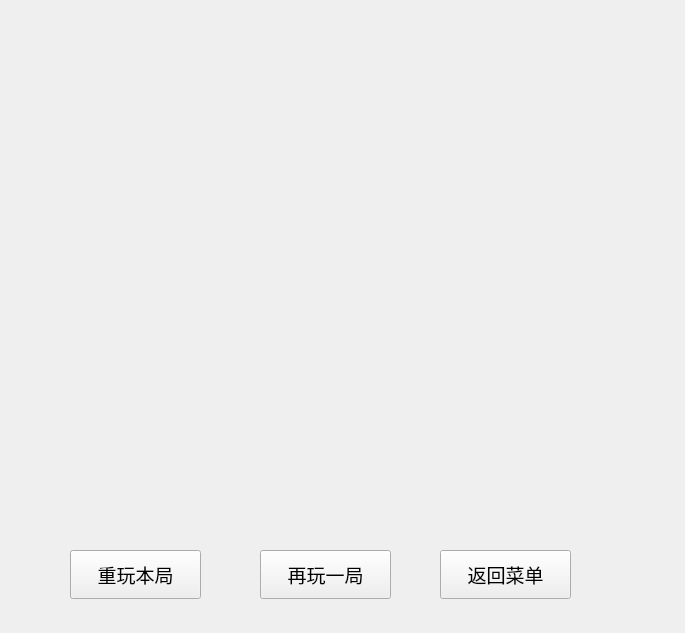
Old version of the form Minesweeper/theendwidget.ui in the repository AkibaSummer/Minesweeper.
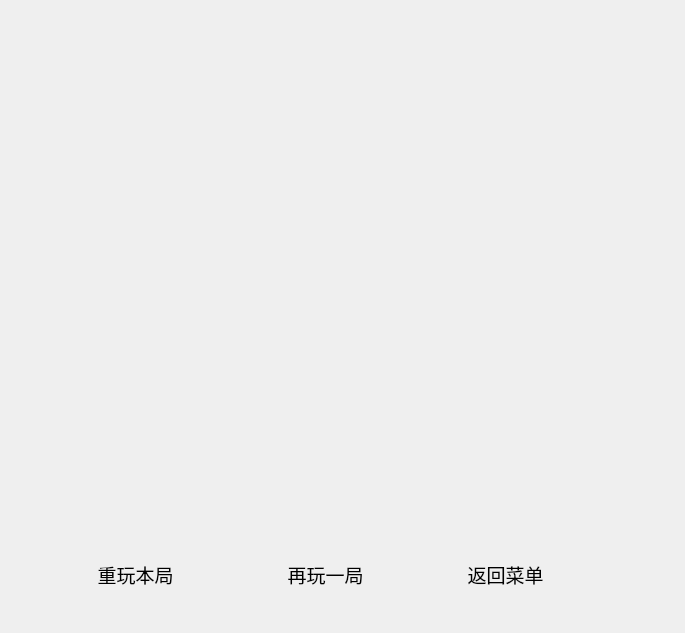
New version of the form. Icons and pictures are not drawn.

```diff
--- a/Minesweeper/theendwidget.ui
+++ b/Minesweeper/theendwidget.ui
@@ -16,7 +16,7 @@
   <widget class="QLabel" name="label">
    <property name="geometry">
     <rect>
-     <x>0</x>
+     <x>30</x>
      <y>0</y>
      <width>111</width>
      <height>51</height>
@@ -199,9 +199,15 @@
      <pointsize>14</pointsize>
     </font>
    </property>
+   <property name="styleSheet">
+    <string notr="true">background-image: url(:/images/white.jpg);</string>
+   </property>
    <property name="text">
     <string>重玩本局</string>
    </property>
+   <property name="flat">
+    <bool>true</bool>
+   </property>
   </widget>
   <widget class="QPushButton" name="pushButton_2">
    <property name="geometry">
@@ -224,9 +230,15 @@
      <pointsize>14</pointsize>
     </font>
    </property>
+   <property name="styleSheet">
+    <string notr="true">background-image: url(:/images/white.jpg);</string>
+   </property>
    <property name="text">
     <string>再玩一局</string>
    </property>
+   <property name="flat">
+    <bool>true</bool>
+   </property>
   </widget>
   <widget class="QPushButton" name="pushButton_3">
    <property name="geometry">
@@ -243,9 +255,15 @@
      <pointsize>14</pointsize>
     </font>
    </property>
+   <property name="styleSheet">
+    <string notr="true">background-image: url(:/images/white.jpg);</string>
+   </property>
    <property name="text">
     <string>返回菜单</string>
    </property>
+   <property name="flat">
+    <bool>true</bool>
+   </property>
   </widget>
  </widget>
  <resources/>
```
